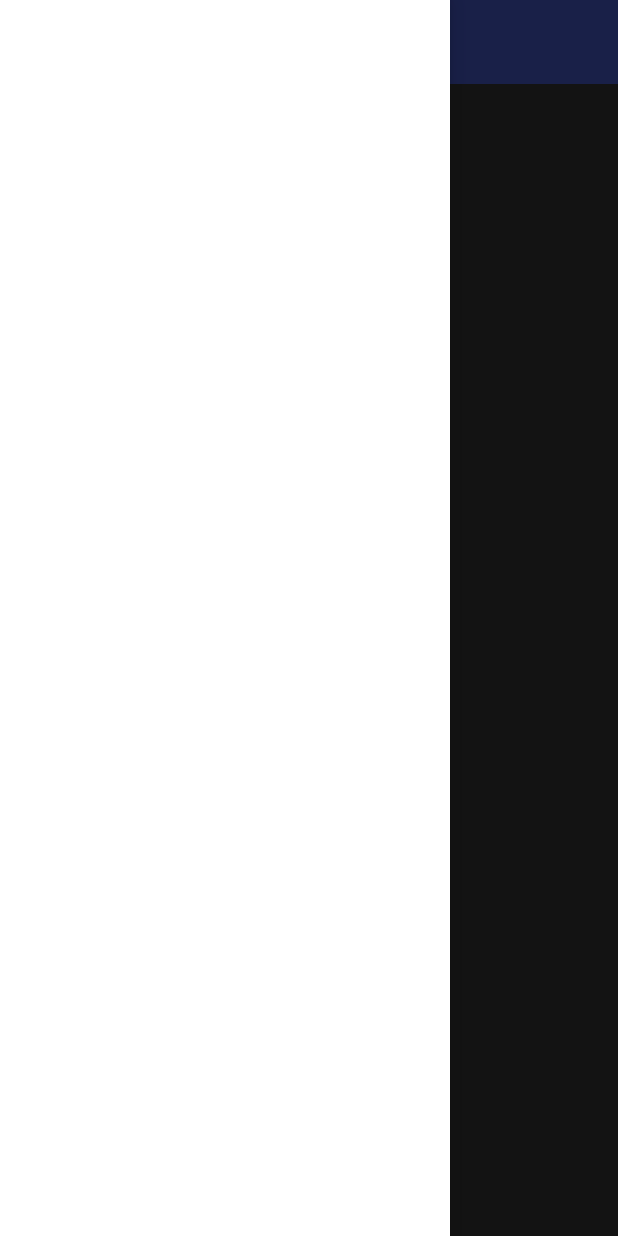
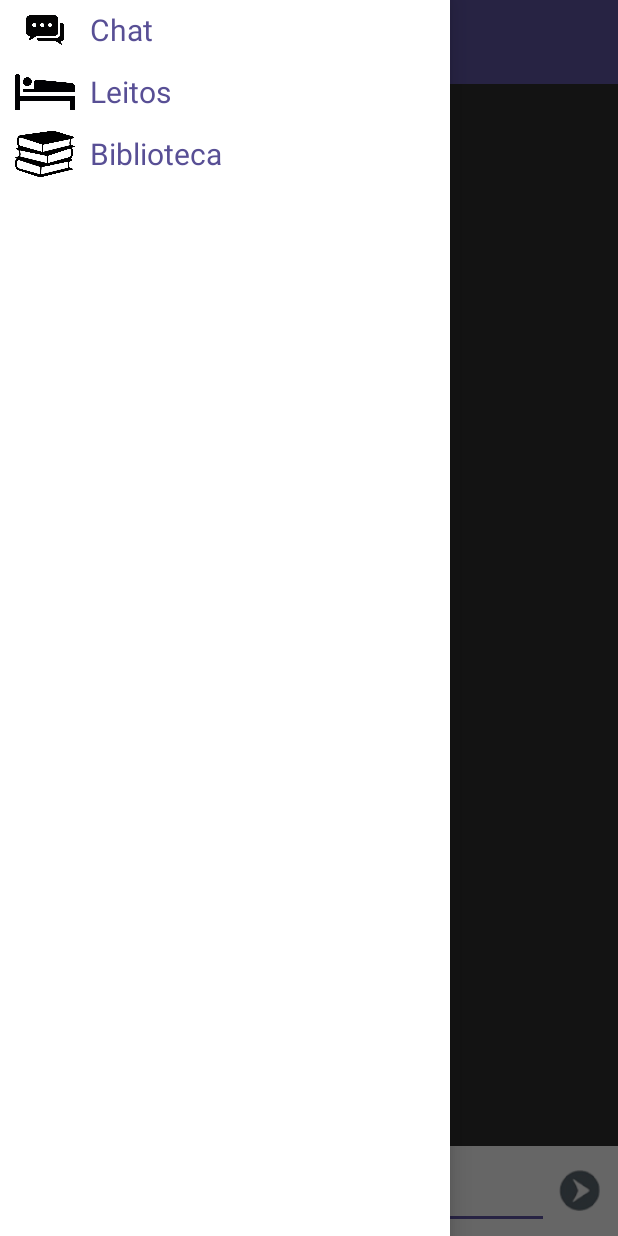
Before and after one commit to mukajihh/5Code-ChatUp, an Android app: the screen it shows after launch (NavigationDrawerActivity), with the side drawer open, on a phone screen of 412 x 824 dp. Run offline under Robolectric (Android 15) with nearby library versions, the phone set to English and light mode, and no system bars.

Commit message:
Revert merge

```diff
--- a/FisioUp/app/src/main/java/com/example/murillo/fisioup/model/adapters/NavigationDrawerListAdapter.java
+++ b/FisioUp/app/src/main/java/com/example/murillo/fisioup/model/adapters/NavigationDrawerListAdapter.java
@@ -1,8 +1,10 @@
 package com.example.murillo.fisioup.model.adapters;
 
 import android.app.Activity;
+import android.content.Context;
 import android.view.View;
 import android.view.ViewGroup;
+import android.widget.ArrayAdapter;
 import android.widget.BaseAdapter;
 import android.widget.ImageView;
 import android.widget.TextView;
@@ -11,12 +13,13 @@ import com.example.murillo.fisioup.R;
 
 import org.w3c.dom.Text;
 
+import java.util.List;
 import java.util.zip.Inflater;
 
 /**
- * Created by Carrefour Limão on 27/04/2016.
+ * Created by mukajihh on 27/04/2016.
  */
-public class NavigationDrawerListAdapter extends BaseAdapter {
+public class NavigationDrawerListAdapter extends ArrayAdapter<String> {
 
     public static final int CHAT_POSITION = 0;
     public static final int LEITOS_POSITION = 1;
@@ -24,23 +27,9 @@ public class NavigationDrawerListAdapter extends BaseAdapter {
 
     private Activity activity;
 
-    public NavigationDrawerListAdapter(Activity activity){
-        this.activity = activity;
-    }
-
-    @Override
-    public int getCount() {
-        return 0;
-    }
-
-    @Override
-    public Object getItem(int position) {
-        return null;
-    }
-
-    @Override
-    public long getItemId(int position) {
-        return 0;
+    public NavigationDrawerListAdapter(Context context, int resource, List<String> objects) {
+        super(context, resource, objects);
+        activity = (Activity) context;
     }
 
     @Override
@@ -54,12 +43,15 @@ public class NavigationDrawerListAdapter extends BaseAdapter {
         switch (position){
             case CHAT_POSITION:
                 holder.text.setText("Chat");
+                holder.ic.setImageResource(R.drawable.icone_chat);
                 break;
             case LEITOS_POSITION:
                 holder.text.setText("Leitos");
+                holder.ic.setImageResource(R.drawable.icone_leito);
                 break;
             case LIBRARY_POSITION:
                 holder.text.setText("Biblioteca");
+                holder.ic.setImageResource(R.drawable.icone_biblioteca);
                 break;
         }
         view.setTag(holder);
--- a/FisioUp/app/src/main/java/com/example/murillo/fisioup/view/activities/NavigationDrawerActivity.java
+++ b/FisioUp/app/src/main/java/com/example/murillo/fisioup/view/activities/NavigationDrawerActivity.java
@@ -1,25 +1,35 @@
 package com.example.murillo.fisioup.view.activities;
-
 
 import android.app.Activity;
 import android.os.Bundle;
+import android.support.v4.app.FragmentTransaction;
 import android.support.v4.view.GravityCompat;
 import android.support.v4.widget.DrawerLayout;
 import android.support.v7.app.ActionBarDrawerToggle;
 import android.support.v7.app.AppCompatActivity;
 import android.support.v7.widget.Toolbar;
 import android.view.Menu;
+import android.view.View;
+import android.view.WindowManager;
+import android.widget.AdapterView;
 import android.widget.ArrayAdapter;
 import android.widget.ListView;
 
 import com.example.murillo.fisioup.R;
 import com.example.murillo.fisioup.model.adapters.NavigationDrawerListAdapter;
+import com.example.murillo.fisioup.view.fragments.ChatFragment;
+import com.example.murillo.fisioup.view.fragments.LeitosFragment;
+import com.example.murillo.fisioup.view.fragments.LibraryFragment;
 
 import java.util.ArrayList;
 
 public class NavigationDrawerActivity extends AppCompatActivity{
+    public static final int CHAT_POSITION = 0;
+    public static final int LEITOS_POSITION = 1;
+    public static final int LIBRARY_POSITION = 2;
     private DrawerLayout mDrawerLayout;
     private ListView mDrawerList;
+    private ArrayList<String> list = new ArrayList<String>();
 
     @Override
     protected void onCreate(Bundle savedInstanceState) {
@@ -40,8 +50,49 @@ public class NavigationDrawerActivity extends AppCompatActivity{
         list.add("Chat");
         list.add("Leitos");
         list.add("Biblioteca");
+        mDrawerList.setAdapter(new NavigationDrawerListAdapter(this, R.layout.item_list_fragment, list));
 
-        mDrawerList.setAdapter(new NavigationDrawerListAdapter(this));
+        mDrawerList.setOnItemClickListener(new AdapterView.OnItemClickListener() {
+            @Override
+            public void onItemClick(AdapterView<?> parent, View view, int position, long id) {
+                onNavigationDrawerItemSelected(position);
+            }
+        });
+
+        openChat();
+        this.getWindow().setSoftInputMode(WindowManager.LayoutParams.SOFT_INPUT_STATE_HIDDEN);
+    }
+
+    public void onNavigationDrawerItemSelected(int position){
+        switch (position){
+            case CHAT_POSITION :
+                openChat();
+                break;
+            case LEITOS_POSITION :
+                openLeito();
+                break;
+            case LIBRARY_POSITION :
+                openLibrary();
+                break;
+        }
+    }
+
+    private void openChat() {
+        FragmentTransaction fragmentTransaction = getSupportFragmentManager().beginTransaction();
+        fragmentTransaction.replace(R.id.container, ChatFragment.newInstance());
+        fragmentTransaction.commit();
+    }
+
+    private void openLeito() {
+        FragmentTransaction fragmentTransaction = getSupportFragmentManager().beginTransaction();
+        fragmentTransaction.replace(R.id.container, LeitosFragment.newInstance());
+        fragmentTransaction.commit();
+    }
+
+    private void openLibrary() {
+        FragmentTransaction fragmentTransaction = getSupportFragmentManager().beginTransaction();
+        fragmentTransaction.replace(R.id.container, LibraryFragment.newInstance());
+        fragmentTransaction.commit();
     }
 
     @Override
@@ -53,6 +104,4 @@ public class NavigationDrawerActivity extends AppCompatActivity{
             super.onBackPressed();
         }
     }
-
-
 }
--- a/FisioUp/app/src/main/java/com/example/murillo/fisioup/view/fragments/ChatFragment.java
+++ b/FisioUp/app/src/main/java/com/example/murillo/fisioup/view/fragments/ChatFragment.java
@@ -1,6 +1,14 @@
 package com.example.murillo.fisioup.view.fragments;
 
+import android.os.Bundle;
+import android.support.annotation.Nullable;
 import android.support.v4.app.Fragment;
+import android.view.LayoutInflater;
+import android.view.View;
+import android.view.ViewGroup;
+import android.widget.EditText;
+
+import com.example.murillo.fisioup.R;
 
 /**
  * Created by Mukajihh on 23/04/2016.
@@ -11,4 +19,12 @@ public class ChatFragment extends Fragment{
         return new ChatFragment();
     }
 
+    @Nullable
+    @Override
+    public View onCreateView(LayoutInflater inflater, @Nullable ViewGroup container, @Nullable Bundle savedInstanceState) {
+        View view = inflater.inflate(R.layout.fragment_chat_activity, container, false);
+        EditText editText = (EditText) view.findViewById(R.id.message_content);
+        return view;
+    }
+
 }
--- /dev/null
+++ b/FisioUp/app/src/main/res/layout/fragment_chat_activity.xml
@@ -0,0 +1,43 @@
+<?xml version="1.0" encoding="utf-8"?>
+<LinearLayout
+    xmlns:android="http://schemas.android.com/apk/res/android"
+    xmlns:tools="http://schemas.android.com/tools"
+    android:orientation="vertical"
+    android:layout_width="match_parent"
+    android:layout_height="match_parent"
+    android:gravity="bottom">
+
+    <ScrollView
+        android:layout_width="match_parent"
+        android:layout_height="match_parent">
+
+        <ListView
+            android:layout_width="match_parent"
+            android:layout_height="match_parent">
+        </ListView>
+    </ScrollView>
+
+    <LinearLayout
+        android:layout_width="match_parent"
+        android:layout_height="60dp"
+        android:orientation="horizontal"
+        android:gravity="center"
+        android:background="@color/white"
+        android:padding="5dp">
+        <EditText
+            android:id="@+id/message_content"
+            android:layout_width="match_parent"
+            android:layout_height="50dp"
+            android:layout_weight="1"
+            android:selectAllOnFocus="true"
+            android:textColor="@color/colorPrimaryDark"
+            android:hint="Mensagem"/>
+        <ImageView
+            android:layout_width="30dp"
+            android:layout_height="30dp"
+            android:layout_weight="0"
+            android:layout_margin="5dp"
+            android:scaleType="fitCenter"
+            android:src="@drawable/ic_seta" />
+    </LinearLayout>
+</LinearLayout>
--- a/FisioUp/app/src/main/res/layout/item_list_fragment.xml
+++ b/FisioUp/app/src/main/res/layout/item_list_fragment.xml
@@ -12,7 +12,9 @@
         android:id="@+id/list_ic"
         android:layout_width="40dp"
         android:layout_height="40dp"
-        tools:src="@drawable/ic_launcher"/>
+        android:scaleType="fitXY"
+        tools:src="@drawable/icone_leito"
+        tools:background="@color/white"/>/>
     <TextView
         android:id="@+id/list_text"
         android:layout_width="match_parent"
--- a/FisioUp/app/src/main/res/values/colors.xml
+++ b/FisioUp/app/src/main/res/values/colors.xml
@@ -1,7 +1,8 @@
 <?xml version="1.0" encoding="utf-8"?>
 <resources>
-    <color name="colorPrimary">#3F51B5</color>
-    <color name="colorPrimaryDark">#303F9F</color>
-    <color name="colorAccent">#FF4081</color>
+    <color name="colorPrimary">#6359a7</color>
+    <color name="colorPrimaryDark">#584f95</color>
+    <color name="colorAccent">#6359a7</color>
     <color name="white">#ffffff</color>
+    <color name="black">#000000</color>
 </resources>
```
Also changed, not shown: FisioUp/app/src/main/res/drawable-hdpi/ic_seta.png (added), FisioUp/app/src/main/res/drawable-hdpi/icone_biblioteca.png (added), FisioUp/app/src/main/res/drawable-hdpi/icone_chat.png (added), FisioUp/app/src/main/res/drawable-hdpi/icone_leito.png (added), FisioUp/app/src/main/res/drawable-mdpi/ic_seta.png (added), FisioUp/app/src/main/res/drawable-mdpi/icone_biblioteca.png (added), FisioUp/app/src/main/res/drawable-mdpi/icone_chat.png (added), FisioUp/app/src/main/res/drawable-mdpi/icone_leito.png (added), FisioUp/app/src/main/res/drawable-xhdpi/ic_seta.png (added), FisioUp/app/src/main/res/drawable-xhdpi/icone_biblioteca.png (added), FisioUp/app/src/main/res/drawable-xhdpi/icone_chat.png (added), FisioUp/app/src/main/res/drawable-xhdpi/icone_leito.png (added).
